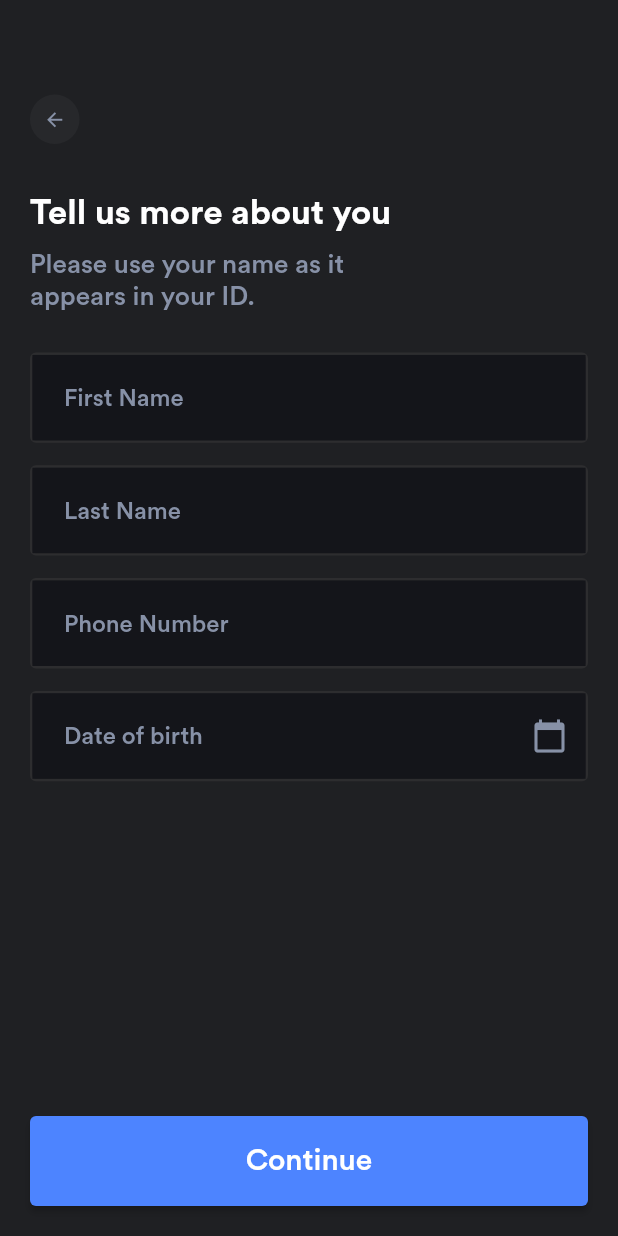
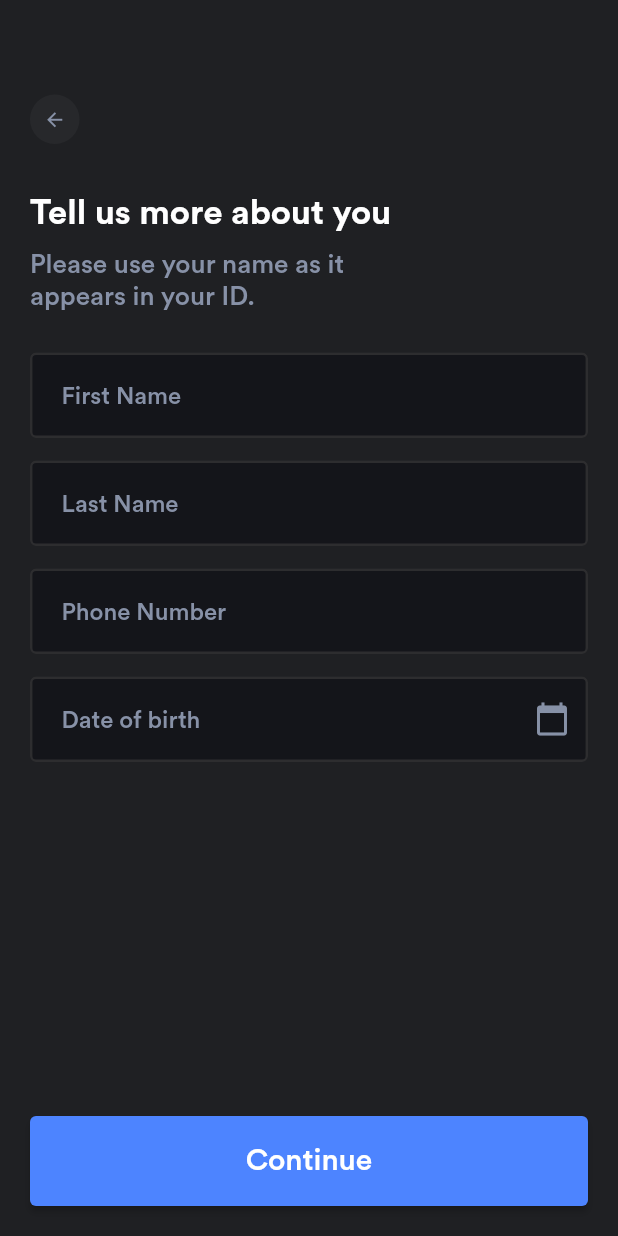
Before and after one commit to DauduVictor/Fintech-App, a Flutter app: the Details screen opened by its route, on a phone screen of 412 x 824 dp. Run offline on Flutter 3.47's test engine with Material 2 defaults, Android fonts, the phone set to English and light mode, and no system bars; our stand-ins replace flutter_iconly; project files that could hold a hidden picture were left out.

Commit message:
new screens and more bug fixes

```diff
--- a/lib/components/circle_indicator.dart
+++ b/lib/components/circle_indicator.dart
@@ -11,8 +11,8 @@ class CircleProgressIndicator extends StatelessWidget {
     return Platform.isIOS
         ? const CupertinoActivityIndicator(radius: 16)
         : const CircularProgressIndicator(
-      strokeWidth: 3.2,
-      valueColor: AlwaysStoppedAnimation<Color>(Colors.black),
+      strokeWidth: 4.9,
+      valueColor: AlwaysStoppedAnimation<Color>(Colors.white),
     );
   }
 }
--- a/lib/main.dart
+++ b/lib/main.dart
@@ -1,5 +1,6 @@
 import 'package:flutter/material.dart';
 import 'package:my_fin/screens/dashboard.dart';
+import 'package:my_fin/screens/initial_screens/account_confirmation.dart';
 import 'package:my_fin/screens/initial_screens/create_aount_details.dart';
 import 'package:my_fin/screens/initial_screens/create_account.dart';
 import 'package:my_fin/screens/initial_screens/login.dart';
@@ -30,6 +31,7 @@ class MyApp extends StatelessWidget {
         Register.id: (context) => const Register(),
         Details.id: (context) => const Details(),
         Login.id: (context) => const Login(),
+        AccountConfirmation.id: (context) => const AccountConfirmation(),
       }
     );
   }
--- a/lib/screens/initial_screens/create_aount_details.dart
+++ b/lib/screens/initial_screens/create_aount_details.dart
@@ -1,6 +1,9 @@
+import 'dart:async';
+
 import 'package:flutter/material.dart';
 import 'package:flutter/services.dart';
 import 'package:intl/intl.dart';
+import 'package:my_fin/components/circle_indicator.dart';
 import 'package:my_fin/utils/constants.dart';
 import 'package:my_fin/utils/size_config.dart';
 
@@ -9,7 +12,17 @@ import '../dashboard.dart';
 class Details extends StatefulWidget {
 
   static const String id = 'details';
-  const Details({Key? key}) : super(key: key);
+
+  final String? countryName;
+  final String? emailAddress;
+  final String? password;
+
+  const Details({
+    Key? key,
+    this.countryName,
+    this.emailAddress,
+    this.password,
+  }) : super(key: key);
 
   @override
   _DetailsState createState() => _DetailsState();
@@ -24,6 +37,9 @@ class _DetailsState extends State<Details> {
   TextEditingController _phoneNoController = TextEditingController();
   TextEditingController _dobController = TextEditingController();
 
+  /// Variable to hold the bool value of the [CircleIndicator()]
+  bool _showSpinner = false;
+
   @override
   Widget build(BuildContext context) {
     SizeConfig().init(context);
@@ -37,6 +53,8 @@ class _DetailsState extends State<Details> {
             FocusScopeNode currentFocus = FocusScope.of(context);
             if(!currentFocus.hasPrimaryFocus) currentFocus.unfocus();
           },
+          child: AbsorbPointer(
+            absorbing: _showSpinner,
             child: SingleChildScrollView(
               child: SizedBox(
                 height: SizeConfig.screenHeight,
@@ -97,8 +115,10 @@ class _DetailsState extends State<Details> {
                                   onPressed: () {
                                     FocusScopeNode currentFocus = FocusScope.of(context);
                                     if(!currentFocus.hasPrimaryFocus) currentFocus.unfocus();
-                                  if(_formKey.currentState!.validate()){
-                                    Navigator.pushNamed(context, Dashboard.id);
+                                    if(_showSpinner != true){
+                                      if (_formKey.currentState!.validate()) {
+                                        _signUp();
+                                      }
                                     }
                                   },
                                   style: ElevatedButton.styleFrom(
@@ -106,12 +126,16 @@ class _DetailsState extends State<Details> {
                                     onSurface: Colors.white,
                                     padding: const EdgeInsets.symmetric(horizontal: 9, vertical: 18),
                                   ),
-                                child: const Text(
+                                  child: _showSpinner == false ?
+                                    const Text(
                                     'Continue',
                                     style: TextStyle(
                                       fontSize: 20,
                                       fontWeight: FontWeight.w500,
                                     ),
+                                  ) : const SizedBox(
+                                    height: 35.0,
+                                    child: CircleProgressIndicator(),
                                   ),
                                 ),
                               ),
@@ -121,6 +145,7 @@ class _DetailsState extends State<Details> {
                       ),
                     );
                   },
+                ),
               ),
             ),
           ),
@@ -137,9 +162,8 @@ class _DetailsState extends State<Details> {
         crossAxisAlignment: CrossAxisAlignment.start,
         children: [
           ///First Name
-          Container(
+          SizedBox(
             width: double.infinity,
-            decoration: kFormContainerDecoration,
             child: TextFormField(
               style: kFormTextStyle,
               decoration: kFormInputDecoration.copyWith(
@@ -161,9 +185,8 @@ class _DetailsState extends State<Details> {
           ),
           const SizedBox(height: 15),
           /// Last Name
-          Container(
+          SizedBox(
             width: double.infinity,
-            decoration: kFormContainerDecoration,
             child: TextFormField(
               style: kFormTextStyle,
               decoration: kFormInputDecoration.copyWith(
@@ -185,9 +208,8 @@ class _DetailsState extends State<Details> {
           ),
           const SizedBox(height: 15),
           /// Phone number
-          Container(
+          SizedBox(
             width: double.infinity,
-            decoration: kFormContainerDecoration,
             child: TextFormField(
               style: kFormTextStyle,
               decoration: kFormInputDecoration.copyWith(
@@ -209,9 +231,8 @@ class _DetailsState extends State<Details> {
           ),
           const SizedBox(height: 15),
           /// Date of birth
-          Container(
+          SizedBox(
             width: double.infinity,
-            decoration: kFormContainerDecoration,
             child: TextFormField(
               style: kFormTextStyle,
               decoration: kFormInputDecoration.copyWith(
@@ -265,4 +286,21 @@ class _DetailsState extends State<Details> {
       ),
     );
   }
+
+  /// Function to call api [Sign Up]
+  void _signUp() {
+    if(!mounted) return;
+    setState(() => _showSpinner = true);
+    print(widget.countryName);
+    print(widget.emailAddress);
+    print(widget.password);
+    print(_firstNameController.text);
+    print(_lastNameController.text);
+    print(_phoneNoController.text);
+    print(_dobController.text);
+    Timer(const Duration(seconds: 2), (){
+      setState(() => _showSpinner = false);
+      Navigator.pushNamed(context, Dashboard.id);
+    });
   }
+}
--- a/lib/utils/constants.dart
+++ b/lib/utils/constants.dart
@@ -4,17 +4,14 @@ const Color kBackgroundColor = Color(0xFF001140);
 
 const Color kInitialScreenBackgroundColor = Color(0xFF1F2023);
 
-final kFormContainerDecoration = BoxDecoration(
-  borderRadius: BorderRadius.circular(4.0),
-  border: Border.all(color: const Color(0xFF2D2D2F), width: 1.6, style: BorderStyle.solid),
-);
-
+/// Text Style for all TextFields
 const kFormTextStyle = TextStyle(
   fontWeight: FontWeight.w500,
   fontSize: 18,
   color: Color(0xFF8791A7),
 );
 
+/// TextField input decoration
 final kFormInputDecoration = InputDecoration(
   hintStyle: const TextStyle(
     color: Color(0xFF8791A7),
@@ -23,12 +20,21 @@ final kFormInputDecoration = InputDecoration(
   filled: true,
   fillColor: const Color(0xFF14151A),
   focusColor: const Color(0xFF14151A),
-    contentPadding: const EdgeInsets.fromLTRB(21, 19, 21, 19),
+  contentPadding: const EdgeInsets.fromLTRB(21, 19, 21, 19),
   focusedBorder: OutlineInputBorder(
     borderSide: const BorderSide(color: Color(0xFF2D2D2F), width: 1.0, style: BorderStyle.solid),
     borderRadius: BorderRadius.circular(4.0),
   ),
-  enabledBorder: InputBorder.none,
-  errorBorder: InputBorder.none,
-  focusedErrorBorder: InputBorder.none,
+  enabledBorder: OutlineInputBorder(
+    borderSide: const BorderSide(color: Color(0xFF2D2D2F), width: 1.6, style: BorderStyle.solid),
+    borderRadius: BorderRadius.circular(4.0),
+  ),
+  errorBorder: OutlineInputBorder(
+    borderSide: const BorderSide(color: Color(0xFF2D2D2F), width: 1.6, style: BorderStyle.solid),
+    borderRadius: BorderRadius.circular(4.0),
+  ),
+  focusedErrorBorder: OutlineInputBorder(
+    borderSide: const BorderSide(color: Color(0xFF2D2D2F), width: 1.6, style: BorderStyle.solid),
+    borderRadius: BorderRadius.circular(4.0),
+  ),
 );
```
Also changed, not shown: lib/screens/initial_screens/account_confirmation.dart (added, +162 -0 lines), lib/screens/initial_screens/create_account.dart (+14 -6 lines), lib/screens/initial_screens/login.dart (+9 -7 lines), lib/screens/initial_screens/welcome_page_one.dart (+58 -8 lines). Lines whose indentation alone changed are shown as unchanged.
